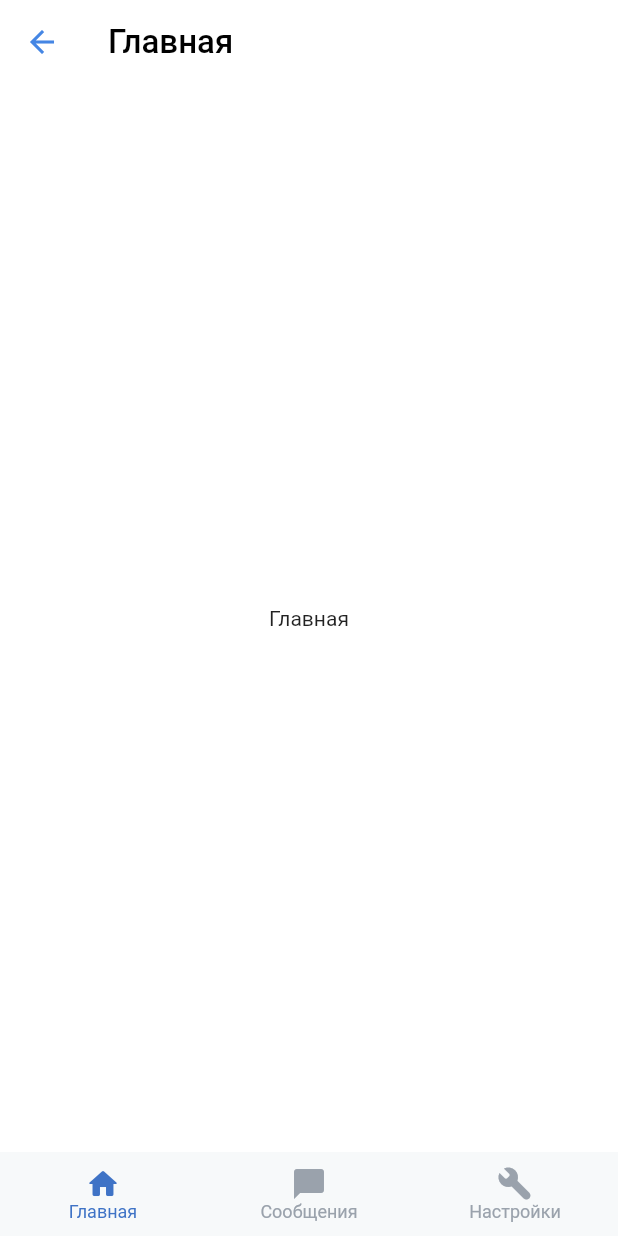
After one commit to kboomska/vk-app-demo, a Flutter app: the MainScreenWidget screen opened by its route, on a phone screen of 412 x 824 dp. The commit adds this screen. Run offline on Flutter 3.47's test engine with Material 2 defaults, Android fonts, the phone set to English and light mode, and no system bars.

Commit message:
VK App: Create main screen. Add Bottom Navigation Bar

```diff
--- a/lib/main.dart
+++ b/lib/main.dart
@@ -1,5 +1,6 @@
 import 'package:flutter/material.dart';
 
+import 'widgets/main_screen/main_screen_widget.dart';
 import '/widgets/auth/password_widget.dart';
 import 'widgets/auth/auth_widget.dart';
 
@@ -18,6 +19,7 @@ class MyApp extends StatelessWidget {
       routes: {
         '/login': (context) => AuthWidget(),
         '/password': (context) => PasswordWidget(),
+        '/main_screen': (context) => MainScreenWidget(),
       },
       initialRoute: '/login',
     );
--- a/lib/theme/app_colors.dart
+++ b/lib/theme/app_colors.dart
@@ -17,4 +17,8 @@ abstract class AppColors {
   static const textFieldHint = Color.fromRGBO(131, 139, 151, 1);
   static const textFieldFillNegative = Color.fromRGBO(240, 226, 228, 1);
   static const textFieldBorderNegative = Color.fromRGBO(230, 70, 70, 1);
+
+  static const bottomNavigationBackground = Color.fromRGBO(247, 249, 250, 1);
+  static const bottomNavigationInactive = Color.fromRGBO(154, 162, 172, 1);
+  static const bottomNavigationActive = Color.fromRGBO(63, 115, 198, 1);
 }
--- a/lib/widgets/auth/auth_widget.dart
+++ b/lib/widgets/auth/auth_widget.dart
@@ -18,7 +18,6 @@ class _AuthWidgetState extends State<AuthWidget> {
       appBar: AppBar(
         backgroundColor: AppColors.appBackgroundColor,
         iconTheme: const IconThemeData(color: AppColors.iconBlue),
-        centerTitle: true,
         elevation: 0.0,
       ),
       resizeToAvoidBottomInset: false,
@@ -141,12 +140,12 @@ class __FormWidgetState extends State<_FormWidget> {
           keyboardType: TextInputType.emailAddress,
         ),
         if (errorText != null) ...[
-          SizedBox(
+          const SizedBox(
             height: 8,
           ),
           Text(
             errorText,
-            style: TextStyle(
+            style: const TextStyle(
               fontSize: 14,
               color: Colors.red,
             ),
--- /dev/null
+++ b/lib/widgets/main_screen/main_screen_widget.dart
@@ -0,0 +1,73 @@
+import 'package:flutter/material.dart';
+import 'package:vk_app/theme/app_colors.dart';
+
+class MainScreenWidget extends StatefulWidget {
+  const MainScreenWidget({super.key});
+
+  @override
+  State<MainScreenWidget> createState() => _MainScreenWidgetState();
+}
+
+class _MainScreenWidgetState extends State<MainScreenWidget> {
+  int _selectedTab = 0;
+
+  static const List<String> _appBarOptions = [
+    'Главная',
+    'Сообщения',
+    'Настройки',
+  ];
+
+  void onSelectTab(int index) {
+    if (_selectedTab == index) return;
+    setState(() {
+      _selectedTab = index;
+    });
+  }
+
+  @override
+  Widget build(BuildContext context) {
+    return Scaffold(
+      appBar: AppBar(
+        backgroundColor: AppColors.appBackgroundColor,
+        iconTheme: const IconThemeData(color: AppColors.iconBlue),
+        elevation: 0.0,
+        // title: _widgetOptions[_selectedTab],
+        title: Text(
+          _appBarOptions[_selectedTab],
+          style: const TextStyle(
+            color: Colors.black,
+            fontSize: 22,
+            fontWeight: FontWeight.w500,
+          ),
+        ),
+      ),
+      backgroundColor: AppColors.appBackgroundColor,
+      bottomNavigationBar: BottomNavigationBar(
+        currentIndex: _selectedTab,
+        backgroundColor: AppColors.bottomNavigationBackground,
+        selectedItemColor: AppColors.bottomNavigationActive,
+        unselectedItemColor: AppColors.bottomNavigationInactive,
+        selectedFontSize: 12,
+        elevation: 0.0,
+        items: const [
+          BottomNavigationBarItem(
+            icon: Icon(Icons.home_rounded),
+            label: 'Главная',
+          ),
+          BottomNavigationBarItem(
+            icon: Icon(Icons.chat_bubble_rounded),
+            label: 'Сообщения',
+          ),
+          BottomNavigationBarItem(
+            icon: Icon(Icons.build_rounded),
+            label: 'Настройки',
+          ),
+        ],
+        onTap: onSelectTab,
+      ),
+      body: Center(
+        child: Text(_appBarOptions[_selectedTab]),
+      ),
+    );
+  }
+}
```
Also changed, not shown: lib/widgets/auth/password_widget.dart (+5 -9 lines).
